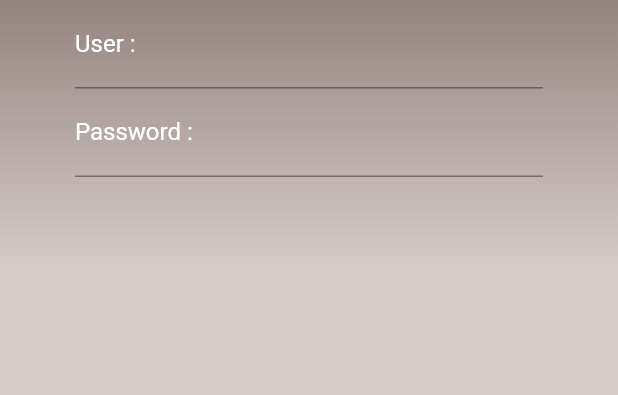
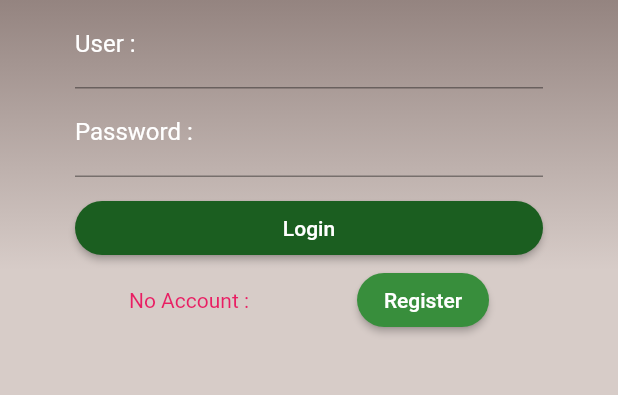
Before and after one commit to masterUNG/UngFoodShop, a Flutter app: the screen it shows after launch, on a phone screen of 412 x 824 dp, the part 348-743 px from its top. Run offline on Flutter 3.47's test engine with Material 2 defaults, Android fonts, the phone set to English and light mode, and no system bars.

Commit message:
Register Success

```diff
--- a/lib/main.dart
+++ b/lib/main.dart
@@ -1,7 +1,5 @@
 import 'package:flutter/material.dart';
 import 'screens/authen.dart';
-
-
 
 void main() {
   runApp(MyApp());
@@ -10,6 +8,9 @@ void main() {
 class MyApp extends StatelessWidget {
   @override
   Widget build(BuildContext context) {
-    return MaterialApp(home: Authen());
+    return MaterialApp(
+      debugShowCheckedModeBanner: false,
+      home: Authen(),
+    );
   }
 }
--- a/lib/screens/authen.dart
+++ b/lib/screens/authen.dart
@@ -1,4 +1,5 @@
 import 'package:flutter/material.dart';
+import 'regster.dart';
 
 class Authen extends StatefulWidget {
   @override
@@ -32,7 +33,51 @@ class _AuthenState extends State<Authen> {
   Widget passwordTextFormField() {
     return TextFormField(
       decoration: InputDecoration(
-          labelText: 'Password :', hintText: 'More 6 Charactor', labelStyle: TextStyle(color: Colors.white)),
+          labelText: 'Password :',
+          hintText: 'More 6 Charactor',
+          labelStyle: TextStyle(color: Colors.white)),
+    );
+  }
+
+  Widget loginButton() {
+    return RaisedButton(
+      shape: new RoundedRectangleBorder(
+          borderRadius: new BorderRadius.circular(30.0)),
+      color: Colors.green[900],
+      child: Text(
+        'Login',
+        style: TextStyle(color: Colors.white),
+      ),
+      onPressed: () {},
+    );
+  }
+
+  Widget registerButton(BuildContext context) {
+    return Container(
+      child: Row(
+        mainAxisAlignment: MainAxisAlignment.spaceAround,
+        children: <Widget>[
+          Text(
+            'No Account :',
+            style: TextStyle(color: Colors.pink),
+          ),
+          RaisedButton(
+            shape: RoundedRectangleBorder(
+                borderRadius: BorderRadius.circular(30.0)),
+            color: Colors.green[700],
+            child: Text(
+              'Register',
+              style: TextStyle(color: Colors.white),
+            ),
+            onPressed: () {
+              print('You Click Register');
+              var goToRegisterRoute = MaterialPageRoute(
+                  builder: (BuildContext context) => Register());
+                  Navigator.of(context).push(goToRegisterRoute);
+            },
+          )
+        ],
+      ),
     );
   }
 
@@ -44,7 +89,7 @@ class _AuthenState extends State<Authen> {
             gradient: LinearGradient(
                 colors: [Colors.brown[900], Colors.brown[100]],
                 begin: Alignment(1, -1))),
-        padding: EdgeInsets.only(top: 60.0),
+        padding: EdgeInsets.only(top: 60.0, left: 50.0, right: 50.0),
         alignment: Alignment(0, -1), //นี่คือการเรียงใน Container
         child: Column(
           children: <Widget>[
@@ -54,13 +99,22 @@ class _AuthenState extends State<Authen> {
               child: showAppName(),
             ),
             Container(
-              margin: EdgeInsets.only(left: 50.0, right: 50.0),
               child: userTextFormField(),
             ),
             Container(
-              margin: EdgeInsets.only(left: 50.0, right: 50.0),
+              margin: EdgeInsets.only(bottom: 10.0),
               child: passwordTextFormField(),
-            )
+            ),
+            Row(
+              children: <Widget>[
+                Container(
+                  child: Expanded(
+                    child: loginButton(),
+                  ),
+                ),
+              ],
+            ),
+            registerButton(context)
           ],
         ),
       ),
--- a/pubspec.yaml
+++ b/pubspec.yaml
@@ -23,6 +23,7 @@ dependencies:
   # The following adds the Cupertino Icons font to your application.
   # Use with the CupertinoIcons class for iOS style icons.
   cupertino_icons: ^0.1.2
+  http: ^0.12.0+2
 
 dev_dependencies:
   flutter_test:
```
Also changed, not shown: lib/screens/regster.dart (added, +123 -0 lines), pubspec.lock.
